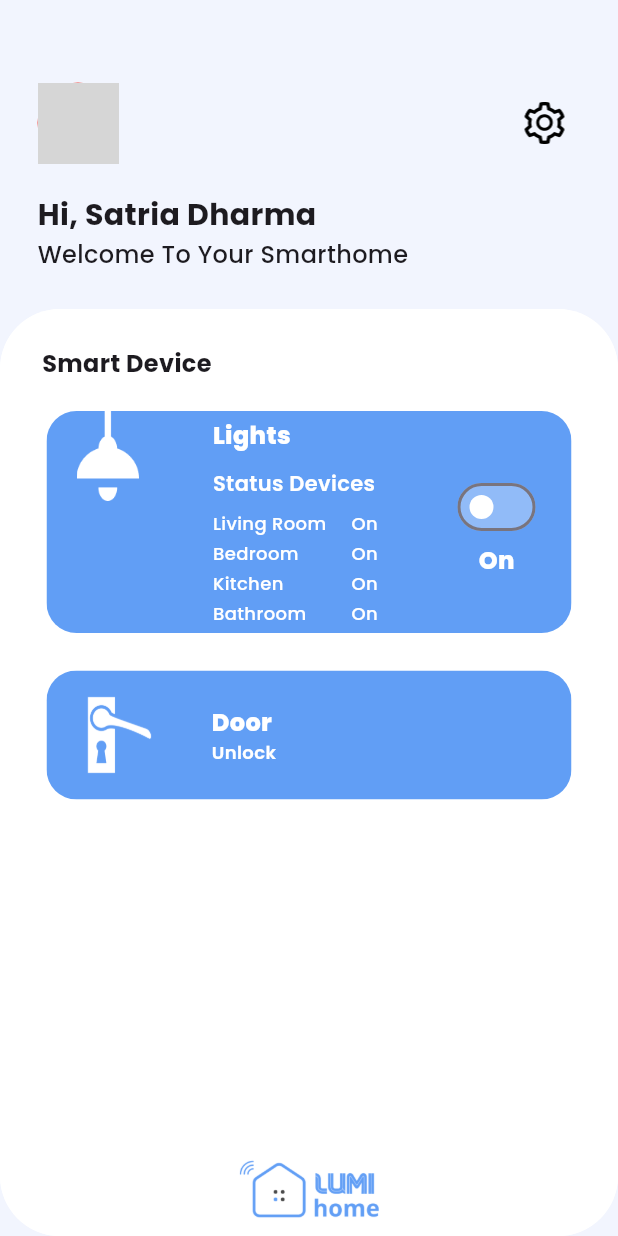
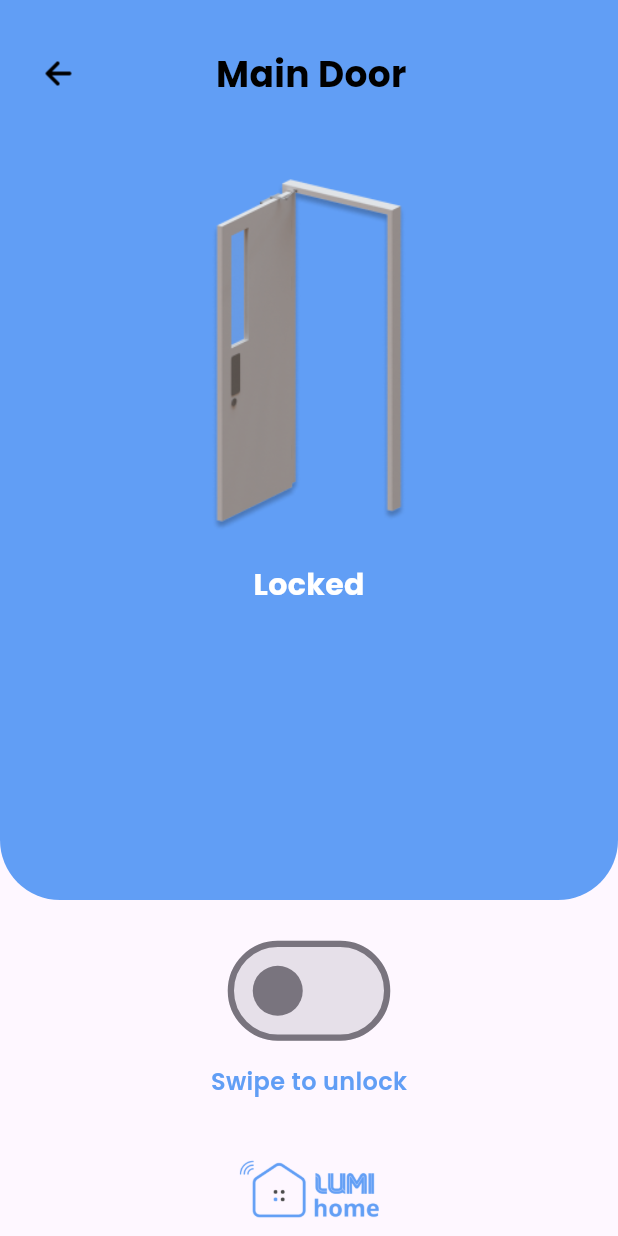
Before and after one commit to AprillianFauzy/LumiHome, a Flutter app: the SmartDevice screen opened by its route, after a tap on "Door", on a phone screen of 412 x 824 dp. Run offline on Flutter 3.47's test engine with Material 3 defaults, Android fonts, the phone set to English and light mode, and no system bars; network calls fail; grey boxes are pictures that could not be loaded.

Commit message:
Door Detail Beres

```diff
--- a/lib/Dashboard/Rooms.dart
+++ b/lib/Dashboard/Rooms.dart
@@ -24,7 +24,7 @@ class _RoomsPageState extends State<RoomsPage> {
             children: [
               RoomPage(
                 onPressed: () {
-                  Navigator.pushNamed(context, '/Lights');
+                  Navigator.pushNamed(context, '/LightDetails');
                 },
                 image: "images/tv.png",
                 room: 'Living Room',
--- a/lib/Dashboard/SmartDevice.dart
+++ b/lib/Dashboard/SmartDevice.dart
@@ -28,7 +28,7 @@ class _SmartDeviceState extends State<SmartDevice> {
           ),
           Door(
             onTap: () {
-              Navigator.pushNamed(context, "/Lights");
+              Navigator.pushNamed(context, "/DoorDetails");
             },
           ),
         ],
--- /dev/null
+++ b/lib/Door/Door_Details.dart
@@ -0,0 +1,185 @@
+import 'dart:async'; // Import for Timer
+import 'dart:math';
+
+import 'package:flutter/material.dart';
+
+class DoorDetails extends StatefulWidget {
+  const DoorDetails({super.key});
+
+  @override
+  State<DoorDetails> createState() => _DoorDetailsState();
+}
+
+class _DoorDetailsState extends State<DoorDetails> {
+  bool _isOpen = false;
+  bool _isLoading = false;
+  double _rotationAngle = 0.0; // Variable for rotation angle
+
+  @override
+  Widget build(BuildContext context) {
+    return MaterialApp(
+      debugShowCheckedModeBanner: false,
+      home: Scaffold(
+        body: Column(
+          children: [
+            ClipRRect(
+              borderRadius: BorderRadius.only(
+                  bottomLeft: Radius.circular(40.0),
+                  bottomRight: Radius.circular(40.0)),
+              child: Container(
+                width: double.infinity,
+                padding: EdgeInsets.symmetric(vertical: 25, horizontal: 15),
+                height: 600,
+                color: Color(0xFF619EF5),
+                child: Column(
+                  children: [
+                    Row(
+                      children: [
+                        IconButton(
+                          onPressed: () {
+                            Navigator.pop(context);
+                          },
+                          icon: Image.asset(
+                            'images/Back.png',
+                            width: 24,
+                          ),
+                        ),
+                        Spacer(),
+                        Text(
+                          'Main Door',
+                          style: TextStyle(
+                              fontFamily: 'Poppins',
+                              color: Colors.black,
+                              fontWeight: FontWeight.w700,
+                              fontSize: 24),
+                        ),
+                        Spacer(),
+                        Container(
+                          width: 45,
+                        )
+                      ],
+                    ),
+                    SizedBox(
+                      height: 25,
+                    ),
+                    AnimatedSwitcher(
+                      duration: const Duration(seconds: 1),
+                      child: _isLoading
+                          ? Transform(
+                              alignment: Alignment.center,
+                              transform: Matrix4.identity()
+                                ..rotateZ(_rotationAngle),
+                              child: Container(
+                                height: 405, // Set desired height here
+                                child: Image.asset('images/Loader.png',
+                                    width: 200),
+                              ),
+                            )
+                          : _isOpen
+                              ? Container(
+                                  width: 300, // Set desired width
+                                  child: Image.asset(
+                                    'images/DoorClose.png',
+                                    fit: BoxFit.contain,
+                                  ),
+                                )
+                              : Container(
+                                  width: 206, // Set desired width
+                                  child: Image.asset(
+                                    'images/DoorOpen.png',
+                                    fit: BoxFit.contain,
+                                  ),
+                                ),
+                    ),
+                    Text(
+                      _isLoading
+                          ? 'Loading...'
+                          : _isOpen
+                              ? 'Unlock'
+                              : 'Locked',
+                      style: TextStyle(
+                        fontFamily: 'Poppins',
+                        fontSize: 20,
+                        fontWeight: FontWeight.w700,
+                        color: Colors.white,
+                      ),
+                    )
+                  ],
+                ),
+              ),
+            ),
+            Expanded(
+              child: Column(
+                mainAxisAlignment: MainAxisAlignment.center,
+                children: [
+                  Transform.scale(
+                    scale: 100.0 / 48.0,
+                    child: Switch(
+                      value: _isOpen,
+                      onChanged: (value) {
+                        setState(() {
+                          _isLoading = true;
+                          _startRotation();
+                          Future.delayed(const Duration(seconds: 2), () {
+                            setState(() {
+                              _isOpen = value;
+                              _isLoading = false;
+                              _rotationAngle = 0.0;
+                            });
+                          });
+                        });
+                      },
+                    ),
+                  ),
+                  SizedBox(
+                    height: 25,
+                  ),
+                  Text(
+                    "Swipe to unlock",
+                    style: TextStyle(
+                      fontFamily: 'Poppins',
+                      fontSize: 16,
+                      fontWeight: FontWeight.w600,
+                      color: Color(0xFF619EF5),
+                    ),
+                  )
+                ],
+              ),
+            ),
+            Align(
+              alignment: Alignment.bottomCenter,
+              child: Positioned(
+                // Your Positioned widget here
+                bottom: 0.0,
+                child: Container(
+                  padding: EdgeInsets.only(bottom: 10),
+                  child: GestureDetector(
+                    onTap: () {
+                      Navigator.pushNamed(context, '/Dashboard');
+                    },
+                    child: Image.asset(
+                      'images/logo.png',
+                      height: 45,
+                    ),
+                  ),
+                ),
+              ),
+            )
+          ],
+        ),
+      ),
+    );
+  }
+
+  void _startRotation() {
+    Timer.periodic(const Duration(milliseconds: 16), (timer) {
+      setState(() {
+        _rotationAngle += 0.02; // Adjust for desired rotation speed
+        if (_rotationAngle >= 2 * pi) {
+          // Check for full rotation
+          _rotationAngle = 0.0; // Reset after one full rotation
+        }
+      });
+    });
+  }
+}
--- /dev/null
+++ b/lib/Light/Light_Details.dart
@@ -0,0 +1,15 @@
+import 'package:flutter/material.dart';
+
+class LightDetails extends StatefulWidget {
+  const LightDetails({super.key});
+
+  @override
+  State<LightDetails> createState() => _LightDetailsState();
+}
+
+class _LightDetailsState extends State<LightDetails> {
+  @override
+  Widget build(BuildContext context) {
+    return const Placeholder();
+  }
+}
--- a/lib/main.dart
+++ b/lib/main.dart
@@ -2,6 +2,8 @@ import 'package:flutter/material.dart';
 import 'package:lumihome/Autentification/Auth.dart';
 import 'package:lumihome/Dashboard/Rooms.dart';
 import 'package:lumihome/Dashboard/SmartDevice.dart';
+import 'package:lumihome/Door/Door_Details.dart';
+import 'package:lumihome/Light/Light_Details.dart';
 import 'package:lumihome/Profile/Data_profile/Account.dart';
 import 'package:lumihome/Profile/Data_profile/Change_Password.dart';
 import 'package:lumihome/Profile/Data_profile/Personal_Information.dart';
@@ -28,6 +30,8 @@ class MyApp extends StatelessWidget {
         '/PersonalInformation': (context) => PersonalInformation(),
         '/Account': (context) => Account(),
         '/ChangePassword': (context) => ChangePassword(),
+        '/LightDetails': (context) => LightDetails(),
+        '/DoorDetails': (context) => DoorDetails(),
       },
     );
   }
--- a/pubspec.yaml
+++ b/pubspec.yaml
@@ -69,6 +69,9 @@ flutter:
         - images/tv.png
         - images/Back.png
         - images/more.png
+        - images/DoorOpen.png
+        - images/DoorClose.png
+        - images/Loader.png
 
     # An image asset can refer to one or more resolution-specific "variants", see
     # https://flutter.dev/assets-and-images/#resolution-aware
```
Also changed, not shown: images/DoorClose.png (added), images/DoorOpen.png (added), images/Loader.png (added).
